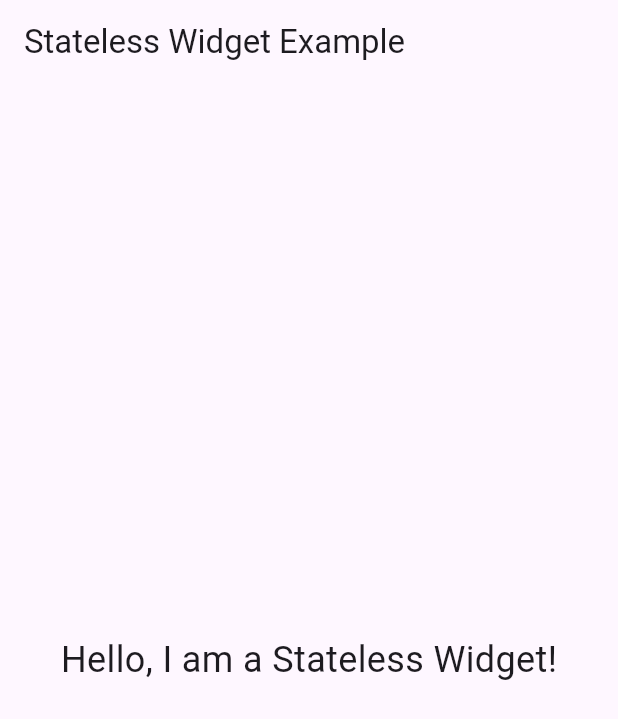
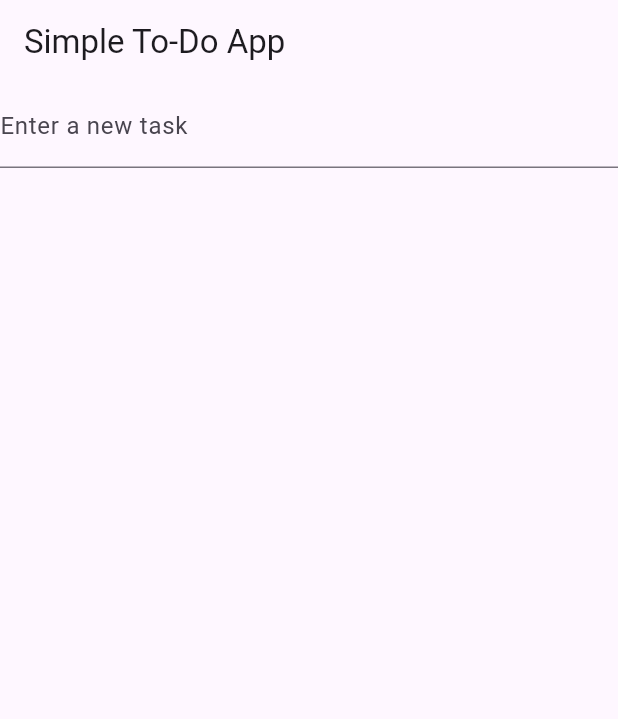
Before and after one commit to KhaledAldumaini/Flutter-Applications, a Flutter app: the screen it shows after launch, on a phone screen of 412 x 824 dp. Shown: the top 719 px of the screen. Run offline on Flutter 3.47's test engine with Material 3 defaults, Android fonts, the phone set to English and light mode, and no system bars.

Commit message:
simple to do app

```diff
--- a/lib/main.dart
+++ b/lib/main.dart
@@ -1,31 +1,53 @@
 import 'package:flutter/material.dart';
 
 void main() {
-  runApp(MyStatelessApp());
+  runApp(TodoApp());
 }
 
-class MyStatelessApp extends StatelessWidget {
+class TodoApp extends StatefulWidget {
+  @override
+  _TodoAppState createState() => _TodoAppState();
+}
+
+class _TodoAppState extends State<TodoApp> {
+  final List<String> _todos = [];
+
+  void _addTodoItem(String task) {
+    if (task.isNotEmpty) {
+      setState(() {
+        _todos.add(task);
+      });
+    }
+  }
+
   @override
   Widget build(BuildContext context) {
     return MaterialApp(
       home: Scaffold(
         appBar: AppBar(
-          title: Text('Stateless Widget Example'),
+          title: Text('Simple To-Do App'),
         ),
-        body: Center(
-          child: MyCustomWidget(),
+        body: Column(
+          children: <Widget>[
+            TextField(
+              onSubmitted: _addTodoItem,
+              decoration: InputDecoration(
+                labelText: 'Enter a new task',
+              ),
+            ),
+            Expanded(
+              child: ListView.builder(
+                itemCount: _todos.length,
+                itemBuilder: (context, index) {
+                  return ListTile(
+                    title: Text(_todos[index]),
+                  );
+                },
+              ),
+            ),
+          ],
         ),
       ),
     );
   }
 }
-
-class MyCustomWidget extends StatelessWidget {
-  @override
-  Widget build(BuildContext context) {
-    return Text(
-      'Hello, I am a Stateless Widget!',
-      style: TextStyle(fontSize: 24),
-    );
-  }
-}
```
